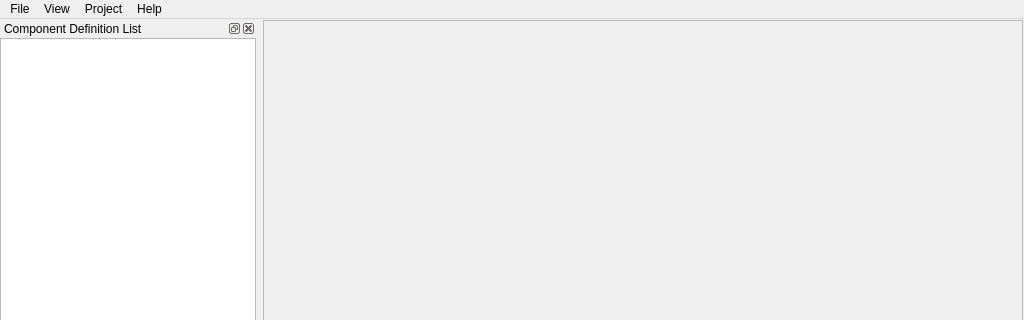
The window that tools/FlowSystemDesigner/Ui_FlowSystemDesigner.ui (mckelley3v/BlackBox) describes before a commit, drawn with Qt 5; both pictures show x 0 to 1024 and y 0 to 320 of the 1024 by 768 pixel window.
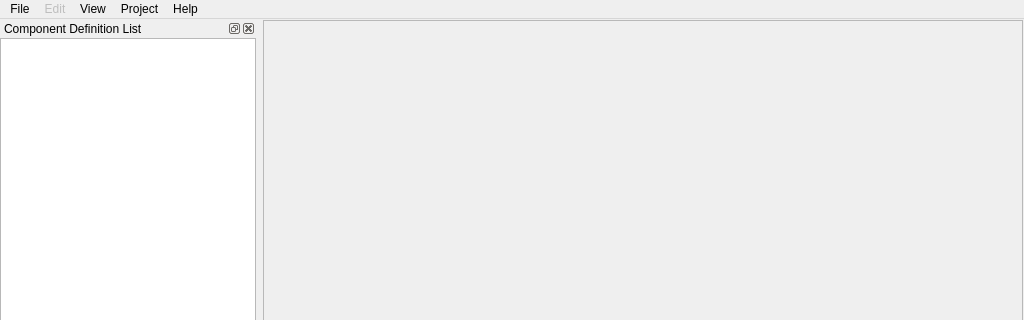
The same window after the commit. Custom widgets are drawn as their Qt base class.

Patch:
```diff
--- a/tools/FlowSystemDesigner/Ui_FlowSystemDesigner.ui
+++ b/tools/FlowSystemDesigner/Ui_FlowSystemDesigner.ui
@@ -77,7 +77,22 @@
     </property>
     <addaction name="actionProjectAddComponentDefinition"/>
    </widget>
+   <widget class="QMenu" name="menuEdit">
+    <property name="enabled">
+     <bool>false</bool>
+    </property>
+    <property name="title">
+     <string>Edit</string>
+    </property>
+    <addaction name="actionUndo"/>
+    <addaction name="actionRedo"/>
+    <addaction name="separator"/>
+    <addaction name="actionCut"/>
+    <addaction name="actionCopy"/>
+    <addaction name="actionPaste"/>
+   </widget>
    <addaction name="menuFile"/>
+   <addaction name="menuEdit"/>
    <addaction name="menuView"/>
    <addaction name="menuProject"/>
    <addaction name="menuHelp"/>
```
Left out of the diff: 42 changed lines with no effect on the pictures.
